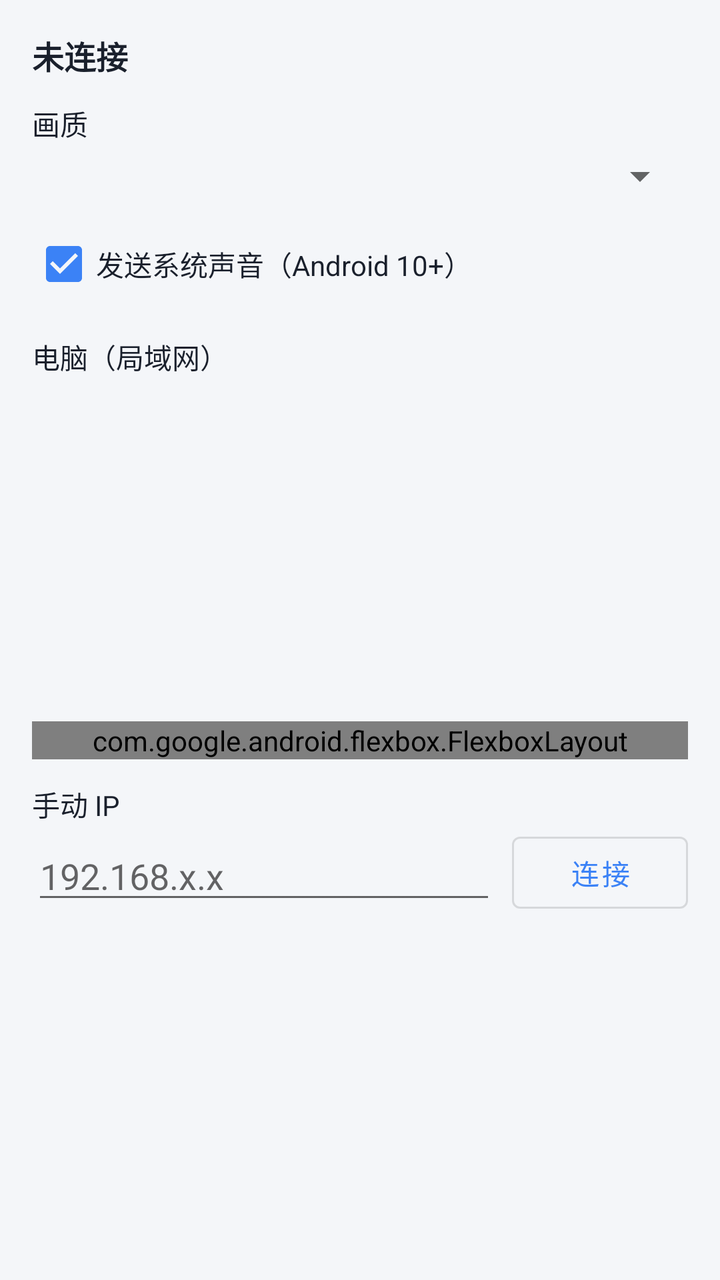
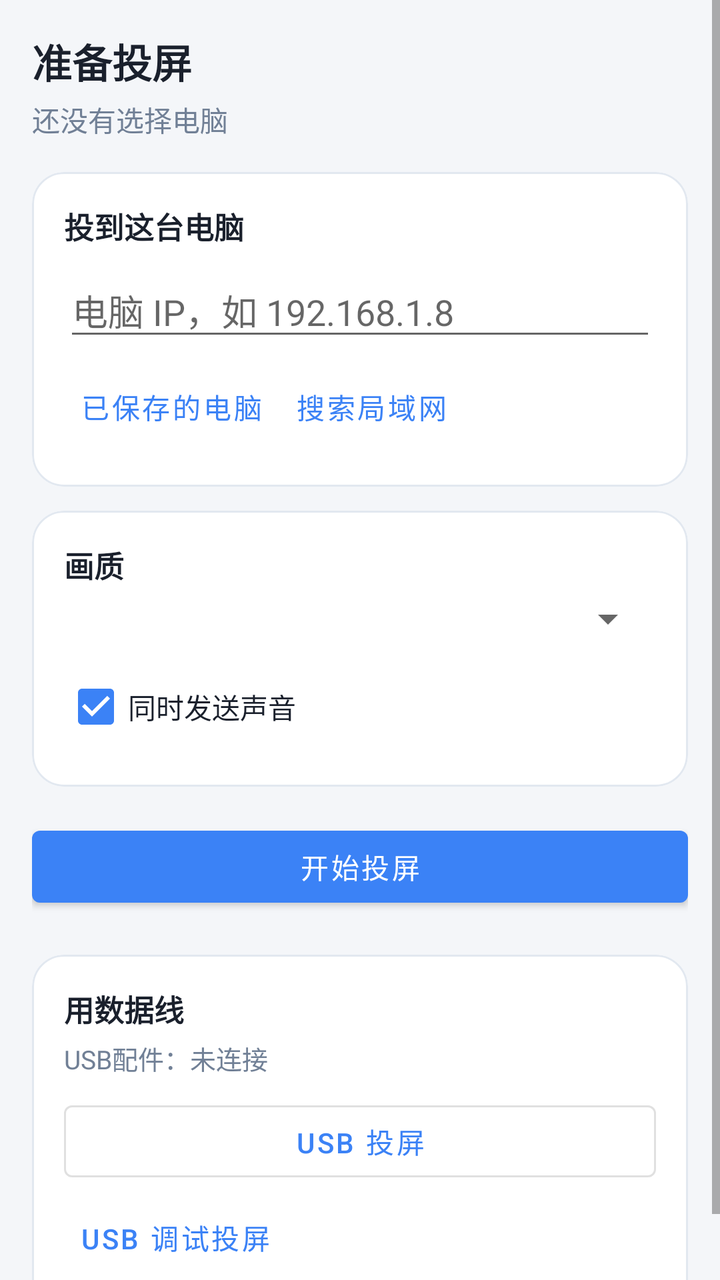

Screens rendered from an Android XML layout before and after an edit, with the pre-edit source and the edit as a unified diff.
<!-- AndroidManifest.xml: application theme Theme.ScreenKit -->
<!-- res/layout/activity_cast.xml -->
<?xml version="1.0" encoding="utf-8"?>
<ScrollView xmlns:android="http://schemas.android.com/apk/res/android"
    xmlns:app="http://schemas.android.com/apk/res-auto"
    android:layout_width="match_parent"
    android:layout_height="match_parent"
    android:background="@color/bg"
    android:fillViewport="true">

    <LinearLayout
        android:layout_width="match_parent"
        android:layout_height="wrap_content"
        android:orientation="vertical"
        android:padding="16dp">

        <TextView
            android:id="@+id/lbstat"
            android:layout_width="match_parent"
            android:layout_height="wrap_content"
            android:text="未连接"
            android:textColor="@color/text"
            android:textSize="16sp"
            android:textStyle="bold" />

        <TextView
            android:layout_width="match_parent"
            android:layout_height="wrap_content"
            android:layout_marginTop="12dp"
            android:text="画质"
            android:textColor="@color/text" />

        <Spinner
            android:id="@+id/eq"
            android:layout_width="match_parent"
            android:layout_height="wrap_content"
            android:layout_marginTop="4dp" />

        <CheckBox
            android:id="@+id/caudio"
            android:layout_width="match_parent"
            android:layout_height="wrap_content"
            android:layout_marginTop="8dp"
            android:checked="true"
            android:text="发送系统声音（Android 10+）"
            android:textColor="@color/text" />

        <TextView
            android:layout_width="match_parent"
            android:layout_height="wrap_content"
            android:layout_marginTop="12dp"
            android:text="电脑（局域网）"
            android:textColor="@color/text" />

        <ListView
            android:id="@+id/lpeers"
            android:layout_width="match_parent"
            android:layout_height="160dp"
            android:layout_marginTop="4dp"
            android:choiceMode="singleChoice"
            android:divider="@android:color/transparent"
            android:dividerHeight="6dp"
            android:listSelector="@android:color/transparent" />

        <com.google.android.flexbox.FlexboxLayout
            android:layout_width="match_parent"
            android:layout_height="wrap_content"
            android:layout_marginTop="8dp"
            app:alignItems="flex_start"
            app:flexWrap="wrap"
            app:justifyContent="flex_start">

            <com.google.android.material.button.MaterialButton
                android:id="@+id/bdevices"
                style="@style/Widget.MaterialComponents.Button.OutlinedButton"
                android:layout_width="wrap_content"
                android:layout_height="wrap_content"
                android:layout_marginEnd="8dp"
                android:layout_marginBottom="8dp"
                android:text="@string/pc_devices_pick" />

            <com.google.android.material.button.MaterialButton
                android:id="@+id/bscan"
                style="@style/Widget.MaterialComponents.Button.OutlinedButton"
                android:layout_width="wrap_content"
                android:layout_height="wrap_content"
                android:layout_marginEnd="8dp"
                android:layout_marginBottom="8dp"
                android:text="扫描" />

            <com.google.android.material.button.MaterialButton
                android:id="@+id/bstart"
                android:layout_width="wrap_content"
                android:layout_height="wrap_content"
                android:layout_marginEnd="8dp"
                android:layout_marginBottom="8dp"
                android:text="@string/btn_cast_lan" />

            <com.google.android.material.button.MaterialButton
                android:id="@+id/busb"
                style="@style/Widget.MaterialComponents.Button.OutlinedButton"
                android:layout_width="wrap_content"
                android:layout_height="wrap_content"
                android:layout_marginEnd="8dp"
                android:layout_marginBottom="8dp"
                android:text="USB 投屏" />

            <com.google.android.material.button.MaterialButton
                android:id="@+id/busbadb"
                style="@style/Widget.MaterialComponents.Button.OutlinedButton"
                android:layout_width="wrap_content"
                android:layout_height="wrap_content"
                android:layout_marginEnd="8dp"
                android:layout_marginBottom="8dp"
                android:text="USB 投屏(adb)" />

            <com.google.android.material.button.MaterialButton
                android:id="@+id/bstop"
                style="@style/Widget.MaterialComponents.Button.OutlinedButton"
                android:layout_width="wrap_content"
                android:layout_height="wrap_content"
                android:layout_marginBottom="8dp"
                android:text="停止" />
        </com.google.android.flexbox.FlexboxLayout>

        <TextView
            android:layout_width="match_parent"
            android:layout_height="wrap_content"
            android:layout_marginTop="12dp"
            android:text="手动 IP"
            android:textColor="@color/text" />

        <LinearLayout
            android:layout_width="match_parent"
            android:layout_height="wrap_content"
            android:gravity="center_vertical"
            android:orientation="horizontal">

            <EditText
                android:id="@+id/eip"
                android:layout_width="0dp"
                android:layout_height="wrap_content"
                android:layout_weight="1"
                android:hint="192.168.x.x"
                android:inputType="text"
                android:textColor="@color/text" />

            <com.google.android.material.button.MaterialButton
                android:id="@+id/bmanual"
                style="@style/Widget.MaterialComponents.Button.OutlinedButton"
                android:layout_width="wrap_content"
                android:layout_height="wrap_content"
                android:layout_marginStart="8dp"
                android:text="连接" />
        </LinearLayout>
    </LinearLayout>
</ScrollView>
<!-- resources referenced by this layout -->
<resources>
  <color name="bg">#F4F6F9</color>
  <color name="text">#1A202C</color>
  <string name="btn_cast_lan">网络投屏</string>
  <string name="pc_devices_pick">我的电脑</string>
  <style name="Theme.ScreenKit" parent="Theme.MaterialComponents.DayNight.DarkActionBar">
          <item name="android:windowBackground">@color/bg</item>
          <item name="colorPrimary">@color/accent</item>
          <item name="colorPrimaryVariant">@color/accent_dark</item>
          <item name="colorOnPrimary">#FFFFFF</item>
          <item name="colorAccent">@color/accent</item>
          <item name="android:statusBarColor">@color/accent_dark</item>
      </style>
  <color name="accent">#3B82F6</color>
  <color name="accent_dark">#2563EB</color>
</resources>

<!-- the commit's change to res/layout/activity_cast.xml (unified diff, before → after) -->
@@ -16,140 +16,207 @@
             android:id="@+id/lbstat"
             android:layout_width="match_parent"
             android:layout_height="wrap_content"
-            android:text="未连接"
+            android:text="准备投屏"
             android:textColor="@color/text"
-            android:textSize="16sp"
+            android:textSize="20sp"
             android:textStyle="bold" />
 
         <TextView
+            android:id="@+id/lb_target"
+            android:layout_width="match_parent"
+            android:layout_height="wrap_content"
+            android:layout_marginTop="4dp"
+            android:text="还没有选择电脑"
+            android:textColor="@color/muted"
+            android:textSize="14sp" />
+
+        <com.google.android.material.card.MaterialCardView
+            android:layout_width="match_parent"
+            android:layout_height="wrap_content"
+            android:layout_marginTop="16dp"
+            app:cardBackgroundColor="@color/surface"
+            app:cardCornerRadius="16dp"
+            app:cardElevation="0dp"
+            app:strokeColor="#E2E8F0"
+            app:strokeWidth="1dp">
+
+            <LinearLayout
+                android:layout_width="match_parent"
+                android:layout_height="wrap_content"
+                android:orientation="vertical"
+                android:padding="16dp">
+
+                <TextView
+                    android:layout_width="match_parent"
+                    android:layout_height="wrap_content"
+                    android:text="投到这台电脑"
+                    android:textColor="@color/text"
+                    android:textSize="15sp"
+                    android:textStyle="bold" />
+
+                <EditText
+                    android:id="@+id/eip"
+                    android:layout_width="match_parent"
+                    android:layout_height="wrap_content"
+                    android:layout_marginTop="8dp"
+                    android:hint="电脑 IP，如 192.168.1.8"
+                    android:inputType="text"
+                    android:textColor="@color/text" />
+
+                <LinearLayout
+                    android:layout_width="match_parent"
+                    android:layout_height="wrap_content"
+                    android:layout_marginTop="4dp"
+                    android:orientation="horizontal">
+
+                    <com.google.android.material.button.MaterialButton
+                        android:id="@+id/bdevices"
+                        style="@style/Widget.MaterialComponents.Button.TextButton"
+                        android:layout_width="wrap_content"
+                        android:layout_height="wrap_content"
+                        android:text="已保存的电脑" />
+
+                    <com.google.android.material.button.MaterialButton
+                        android:id="@+id/bscan"
+                        style="@style/Widget.MaterialComponents.Button.TextButton"
+                        android:layout_width="wrap_content"
+                        android:layout_height="wrap_content"
+                        android:text="搜索局域网" />
+                </LinearLayout>
+
+                <ListView
+                    android:id="@+id/lpeers"
+                    android:layout_width="match_parent"
+                    android:layout_height="180dp"
+                    android:layout_marginTop="4dp"
+                    android:choiceMode="singleChoice"
+                    android:divider="@android:color/transparent"
+                    android:dividerHeight="6dp"
+                    android:listSelector="@android:color/transparent"
+                    android:visibility="gone" />
+            </LinearLayout>
+        </com.google.android.material.card.MaterialCardView>
+
+        <com.google.android.material.card.MaterialCardView
             android:layout_width="match_parent"
             android:layout_height="wrap_content"
             android:layout_marginTop="12dp"
-            android:text="画质"
-            android:textColor="@color/text" />
-
-        <Spinner
-            android:id="@+id/eq"
-            android:layout_width="match_parent"
-            android:layout_height="wrap_content"
-            android:layout_marginTop="4dp" />
-
-        <CheckBox
-            android:id="@+id/caudio"
+            app:cardBackgroundColor="@color/surface"
+            app:cardCornerRadius="16dp"
+            app:cardElevation="0dp"
+            app:strokeColor="#E2E8F0"
+            app:strokeWidth="1dp">
+
+            <LinearLayout
+                android:layout_width="match_parent"
+                android:layout_height="wrap_content"
+                android:orientation="vertical"
+                android:padding="16dp">
+
+                <TextView
+                    android:layout_width="match_parent"
+                    android:layout_height="wrap_content"
+                    android:text="画质"
+                    android:textColor="@color/text"
+                    android:textSize="15sp"
+                    android:textStyle="bold" />
+
+                <Spinner
+                    android:id="@+id/eq"
+                    android:layout_width="match_parent"
+                    android:layout_height="wrap_content"
+                    android:layout_marginTop="4dp" />
+
+                <CheckBox
+                    android:id="@+id/caudio"
+                    android:layout_width="match_parent"
+                    android:layout_height="wrap_content"
+                    android:layout_marginTop="8dp"
+                    android:checked="true"
+                    android:text="同时发送声音"
+                    android:textColor="@color/text" />
+            </LinearLayout>
+        </com.google.android.material.card.MaterialCardView>
+
+        <com.google.android.material.button.MaterialButton
+            android:id="@+id/bstart"
+            android:layout_width="match_parent"
+            android:layout_height="wrap_content"
+            android:layout_marginTop="16dp"
+            android:text="开始投屏" />
+
+        <com.google.android.material.button.MaterialButton
+            android:id="@+id/boff"
+            style="@style/Widget.MaterialComponents.Button.OutlinedButton"
             android:layout_width="match_parent"
             android:layout_height="wrap_content"
             android:layout_marginTop="8dp"
-            android:checked="true"
-            android:text="发送系统声音（Android 10+）"
-            android:textColor="@color/text" />
-
-        <TextView
-            android:layout_width="match_parent"
-            android:layout_height="wrap_content"
-            android:layout_marginTop="12dp"
-            android:text="电脑（局域网）"
-            android:textColor="@color/text" />
-
-        <ListView
-            android:id="@+id/lpeers"
-            android:layout_width="match_parent"
-            android:layout_height="160dp"
-            android:layout_marginTop="4dp"
-            android:choiceMode="singleChoice"
-            android:divider="@android:color/transparent"
-            android:dividerHeight="6dp"
-            android:listSelector="@android:color/transparent" />
-
-        <com.google.android.flexbox.FlexboxLayout
+            android:text="熄屏投屏"
+            android:visibility="gone" />
+
+        <com.google.android.material.button.MaterialButton
+            android:id="@+id/bstop"
+            style="@style/Widget.MaterialComponents.Button.OutlinedButton"
             android:layout_width="match_parent"
             android:layout_height="wrap_content"
             android:layout_marginTop="8dp"
-            app:alignItems="flex_start"
-            app:flexWrap="wrap"
-            app:justifyContent="flex_start">
-
-            <com.google.android.material.button.MaterialButton
-                android:id="@+id/bdevices"
-                style="@style/Widget.MaterialComponents.Button.OutlinedButton"
-                android:layout_width="wrap_content"
+            android:text="停止投屏"
+            android:visibility="gone" />
+
+        <com.google.android.material.card.MaterialCardView
+            android:layout_width="match_parent"
+            android:layout_height="wrap_content"
+            android:layout_marginTop="20dp"
+            app:cardBackgroundColor="@color/surface"
+            app:cardCornerRadius="16dp"
+            app:cardElevation="0dp"
+            app:strokeColor="#E2E8F0"
+            app:strokeWidth="1dp">
+
+            <LinearLayout
+                android:layout_width="match_parent"
                 android:layout_height="wrap_content"
-                android:layout_marginEnd="8dp"
-                android:layout_marginBottom="8dp"
-                android:text="@string/pc_devices_pick" />
-
-            <com.google.android.material.button.MaterialButton
-                android:id="@+id/bscan"
-                style="@style/Widget.MaterialComponents.Button.OutlinedButton"
-                android:layout_width="wrap_content"
-                android:layout_height="wrap_content"
-                android:layout_marginEnd="8dp"
-                android:layout_marginBottom="8dp"
-                android:text="扫描" />
-
-            <com.google.android.material.button.MaterialButton
-                android:id="@+id/bstart"
-                android:layout_width="wrap_content"
-                android:layout_height="wrap_content"
-                android:layout_marginEnd="8dp"
-                android:layout_marginBottom="8dp"
-                android:text="@string/btn_cast_lan" />
-
-            <com.google.android.material.button.MaterialButton
-                android:id="@+id/busb"
-                style="@style/Widget.MaterialComponents.Button.OutlinedButton"
-                android:layout_width="wrap_content"
-                android:layout_height="wrap_content"
-                android:layout_marginEnd="8dp"
-                android:layout_marginBottom="8dp"
-                android:text="USB 投屏" />
-
-            <com.google.android.material.button.MaterialButton
-                android:id="@+id/busbadb"
-                style="@style/Widget.MaterialComponents.Button.OutlinedButton"
-                android:layout_width="wrap_content"
-                android:layout_height="wrap_content"
-                android:layout_marginEnd="8dp"
-                android:layout_marginBottom="8dp"
-                android:text="USB 投屏(adb)" />
-
-            <com.google.android.material.button.MaterialButton
-                android:id="@+id/bstop"
-                style="@style/Widget.MaterialComponents.Button.OutlinedButton"
-                android:layout_width="wrap_content"
-                android:layout_height="wrap_content"
-                android:layout_marginBottom="8dp"
-                android:text="停止" />
-        </com.google.android.flexbox.FlexboxLayout>
-
-        <TextView
-            android:layout_width="match_parent"
-            android:layout_height="wrap_content"
-            android:layout_marginTop="12dp"
-            android:text="手动 IP"
-            android:textColor="@color/text" />
-
-        <LinearLayout
-            android:layout_width="match_parent"
-            android:layout_height="wrap_content"
-            android:gravity="center_vertical"
-            android:orientation="horizontal">
-
-            <EditText
-                android:id="@+id/eip"
-                android:layout_width="0dp"
-                android:layout_height="wrap_content"
-                android:layout_weight="1"
-                android:hint="192.168.x.x"
-                android:inputType="text"
-                android:textColor="@color/text" />
-
-            <com.google.android.material.button.MaterialButton
-                android:id="@+id/bmanual"
-                style="@style/Widget.MaterialComponents.Button.OutlinedButton"
-                android:layout_width="wrap_content"
-                android:layout_height="wrap_content"
-                android:layout_marginStart="8dp"
-                android:text="连接" />
-        </LinearLayout>
+                android:orientation="vertical"
+                android:padding="16dp">
+
+                <TextView
+                    android:layout_width="match_parent"
+                    android:layout_height="wrap_content"
+                    android:text="用数据线"
+                    android:textColor="@color/text"
+                    android:textSize="15sp"
+                    android:textStyle="bold" />
+
+                <TextView
+                    android:id="@+id/lb_usbacc"
+                    android:layout_width="match_parent"
+                    android:layout_height="wrap_content"
+                    android:layout_marginTop="4dp"
+                    android:text="USB配件：未连接"
+                    android:textColor="@color/muted"
+                    android:textSize="13sp" />
+
+                <com.google.android.material.button.MaterialButton
+                    android:id="@+id/busb"
+                    style="@style/Widget.MaterialComponents.Button.OutlinedButton"
+                    android:layout_width="match_parent"
+                    android:layout_height="wrap_content"
+                    android:layout_marginTop="8dp"
+                    android:text="USB 投屏" />
+
+                <com.google.android.material.button.MaterialButton
+                    android:id="@+id/busbadb"
+                    style="@style/Widget.MaterialComponents.Button.TextButton"
+                    android:layout_width="wrap_content"
+                    android:layout_height="wrap_content"
+                    android:text="USB 调试投屏" />
+            </LinearLayout>
+        </com.google.android.material.card.MaterialCardView>
+
+        <com.google.android.material.button.MaterialButton
+            android:id="@+id/bmanual"
+            android:layout_width="0dp"
+            android:layout_height="0dp"
+            android:visibility="gone" />
     </LinearLayout>
 </ScrollView>
<!-- resource entries referenced after the edit -->
@@ -1,9 +1,9 @@
 <!-- resources referenced by this layout -->
 <resources>
   <color name="bg">#F4F6F9</color>
+  <color name="muted">#718096</color>
+  <color name="surface">#FFFFFF</color>
   <color name="text">#1A202C</color>
-  <string name="btn_cast_lan">网络投屏</string>
-  <string name="pc_devices_pick">我的电脑</string>
   <style name="Theme.ScreenKit" parent="Theme.MaterialComponents.DayNight.DarkActionBar">
           <item name="android:windowBackground">@color/bg</item>
           <item name="colorPrimary">@color/accent</item>
